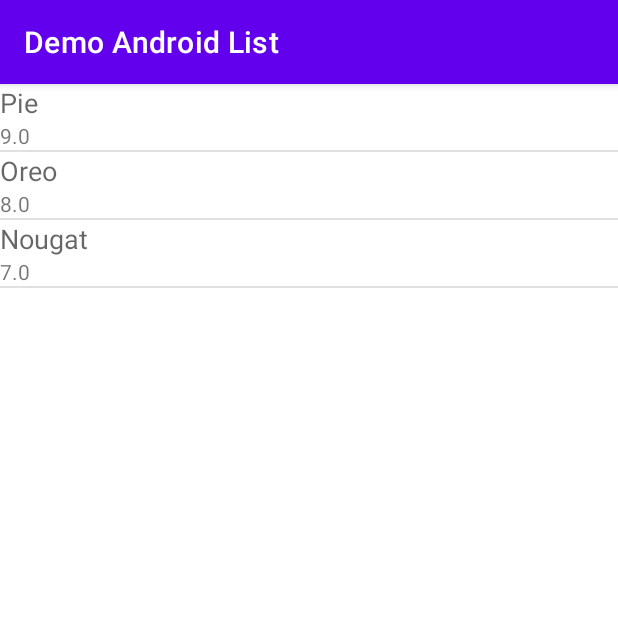
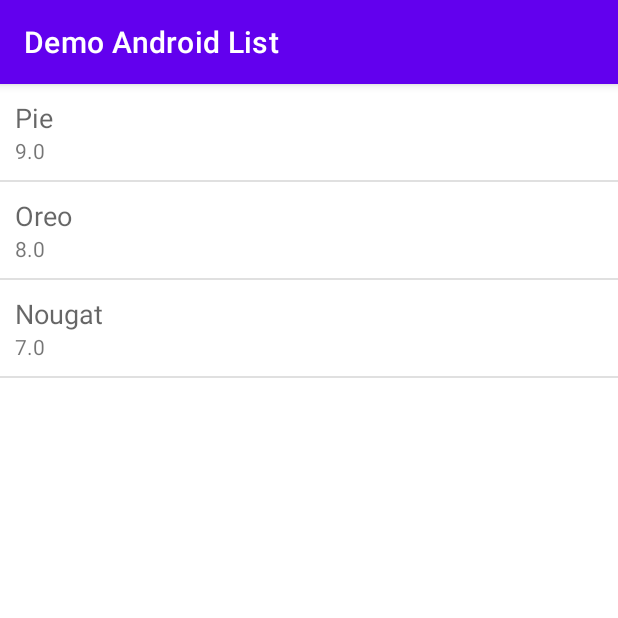
Before and after one commit to elsahani/DemoAndroidList, an Android app: the screen it shows after launch (MainActivity), on a phone screen of 412 x 824 dp, the top half of it. Run offline under Robolectric (Android 15) with nearby library versions, the phone set to English and light mode, and no system bars.

Commit message:
Completed Version 2

```diff
--- a/app/src/main/res/layout/row.xml
+++ b/app/src/main/res/layout/row.xml
@@ -1,7 +1,9 @@
 <?xml version="1.0" encoding="utf-8"?>
 <LinearLayout xmlns:android="http://schemas.android.com/apk/res/android"
-    android:orientation="vertical" android:layout_width="match_parent"
-    android:layout_height="match_parent">
+    android:orientation="vertical"
+    android:layout_width="match_parent"
+    android:layout_height="match_parent"
+    android:padding="10dp">
 
     <TextView
         android:id="@+id/textViewName"
```
